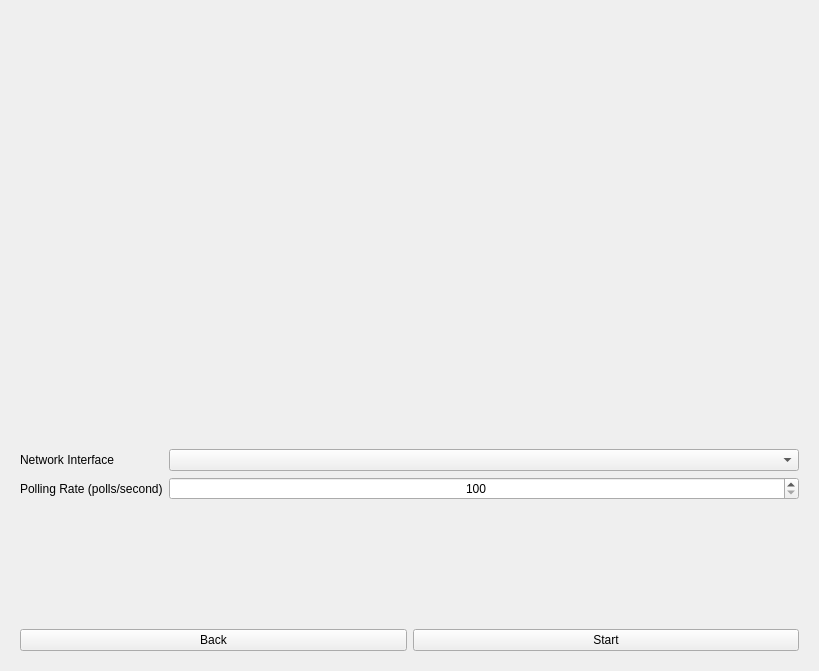
Before: the Qt Designer form ui/networktransceivermaster.ui in RichardTry/mobile-game-controller-emulator, drawn with Qt 5.
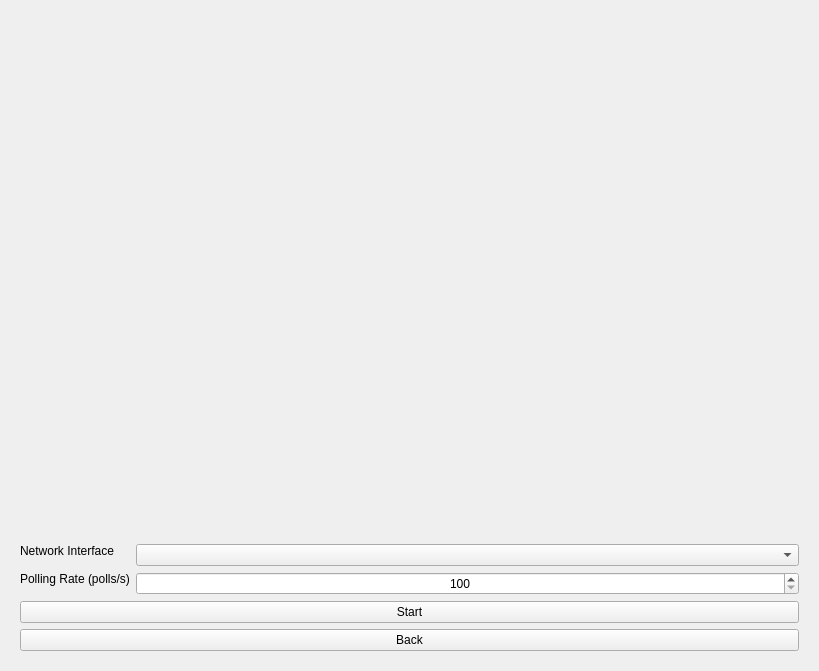
After: the same form once the commit is applied. The open tabs and pages were chosen to show the change. Icons and pictures are not drawn.

```diff
--- a/ui/networktransceivermaster.ui
+++ b/ui/networktransceivermaster.ui
@@ -22,11 +22,9 @@
      <widget class="QWidget" name="stateMasterInit">
       <layout class="QVBoxLayout" name="verticalLayout_3">
        <item>
-        <layout class="QVBoxLayout" name="verticalLayout_2">
-         <item>
           <widget class="QLabel" name="logoLabel">
            <property name="sizePolicy">
-            <sizepolicy hsizetype="Preferred" vsizetype="Preferred">
+          <sizepolicy hsizetype="Expanding" vsizetype="Expanding">
              <horstretch>0</horstretch>
              <verstretch>0</verstretch>
             </sizepolicy>
@@ -44,14 +42,20 @@
          </item>
          <item>
           <layout class="QFormLayout" name="formLayout">
-           <property name="formAlignment">
-            <set>Qt::AlignLeading|Qt::AlignLeft|Qt::AlignVCenter</set>
-           </property>
            <item row="0" column="0">
             <widget class="QLabel" name="label_2">
+           <property name="sizePolicy">
+            <sizepolicy hsizetype="MinimumExpanding" vsizetype="Fixed">
+             <horstretch>0</horstretch>
+             <verstretch>0</verstretch>
+            </sizepolicy>
+           </property>
              <property name="text">
               <string>Network Interface</string>
              </property>
+           <property name="alignment">
+            <set>Qt::AlignCenter</set>
+           </property>
             </widget>
            </item>
            <item row="0" column="1">
@@ -59,8 +63,17 @@
            </item>
            <item row="1" column="0">
             <widget class="QLabel" name="label">
+           <property name="sizePolicy">
+            <sizepolicy hsizetype="MinimumExpanding" vsizetype="Fixed">
+             <horstretch>0</horstretch>
+             <verstretch>0</verstretch>
+            </sizepolicy>
+           </property>
              <property name="text">
-              <string>Polling Rate (polls/second)</string>
+            <string>Polling Rate (polls/s)</string>
+           </property>
+           <property name="alignment">
+            <set>Qt::AlignCenter</set>
              </property>
             </widget>
            </item>
@@ -80,24 +93,18 @@
           </layout>
          </item>
          <item>
-          <layout class="QHBoxLayout" name="horizontalLayout">
-           <item>
-            <widget class="QPushButton" name="backPushButton">
-             <property name="text">
-              <string>Back</string>
-             </property>
-            </widget>
-           </item>
-           <item>
             <widget class="QPushButton" name="startPushButton">
              <property name="text">
               <string>Start</string>
              </property>
             </widget>
            </item>
-          </layout>
-         </item>
-        </layout>
+       <item>
+        <widget class="QPushButton" name="backPushButton">
+         <property name="text">
+          <string>Back</string>
+         </property>
+        </widget>
        </item>
       </layout>
      </widget>
```
Left out of the diff: 7 changed lines with no effect on the pictures. Lines whose indentation alone changed are shown as unchanged.
